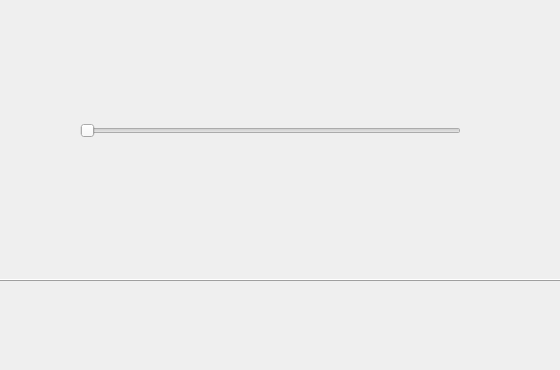
Qt form DrawLineCircle/DrawLineCircle/drawlinecircle.ui (whjbinghun/learning) before a commit; both pictures show x 90 to 650 and y 267 to 637 of the 979 by 637 pixel window.
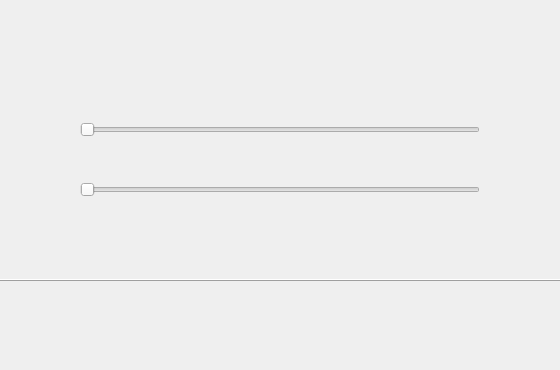
The same form after that commit. Custom widgets are drawn as their Qt base class.

```diff
--- a/DrawLineCircle/DrawLineCircle/drawlinecircle.ui
+++ b/DrawLineCircle/DrawLineCircle/drawlinecircle.ui
@@ -34,8 +34,27 @@
       <rect>
        <x>110</x>
        <y>330</y>
-       <width>381</width>
-       <height>21</height>
+       <width>400</width>
+       <height>20</height>
+      </rect>
+     </property>
+     <property name="maximum">
+      <number>100</number>
+     </property>
+     <property name="sliderPosition">
+      <number>0</number>
+     </property>
+     <property name="orientation">
+      <enum>Qt::Horizontal</enum>
+     </property>
+    </widget>
+    <widget class="QSlider" name="id_slider">
+     <property name="geometry">
+      <rect>
+       <x>110</x>
+       <y>390</y>
+       <width>400</width>
+       <height>20</height>
       </rect>
      </property>
      <property name="orientation">
```
